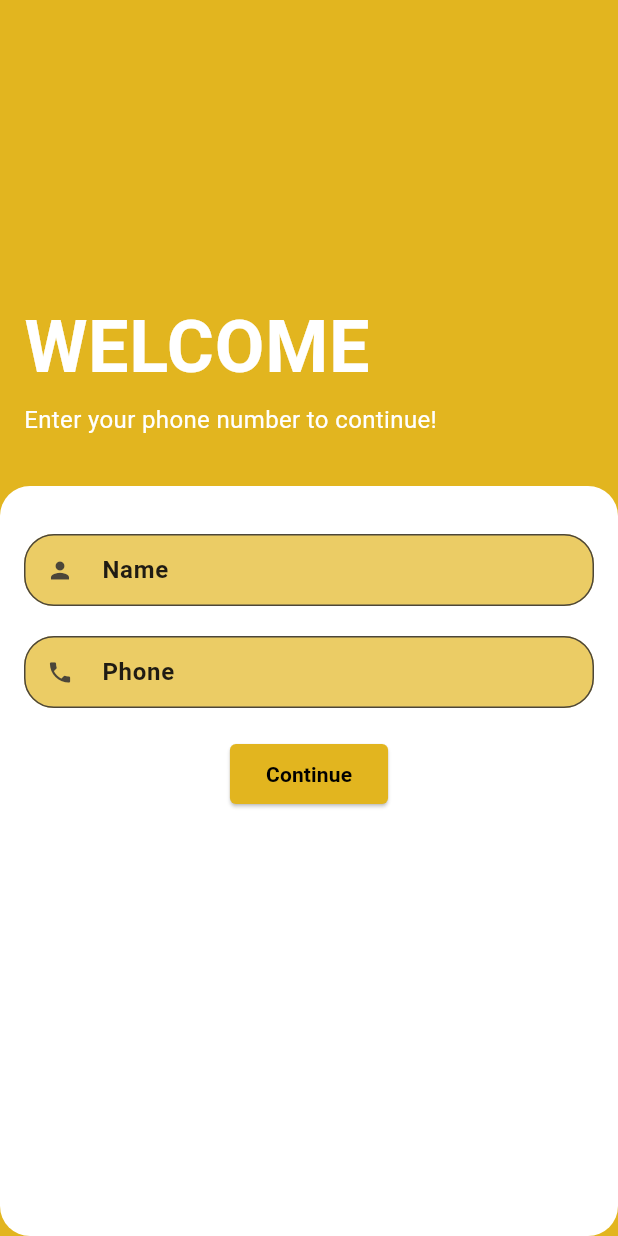
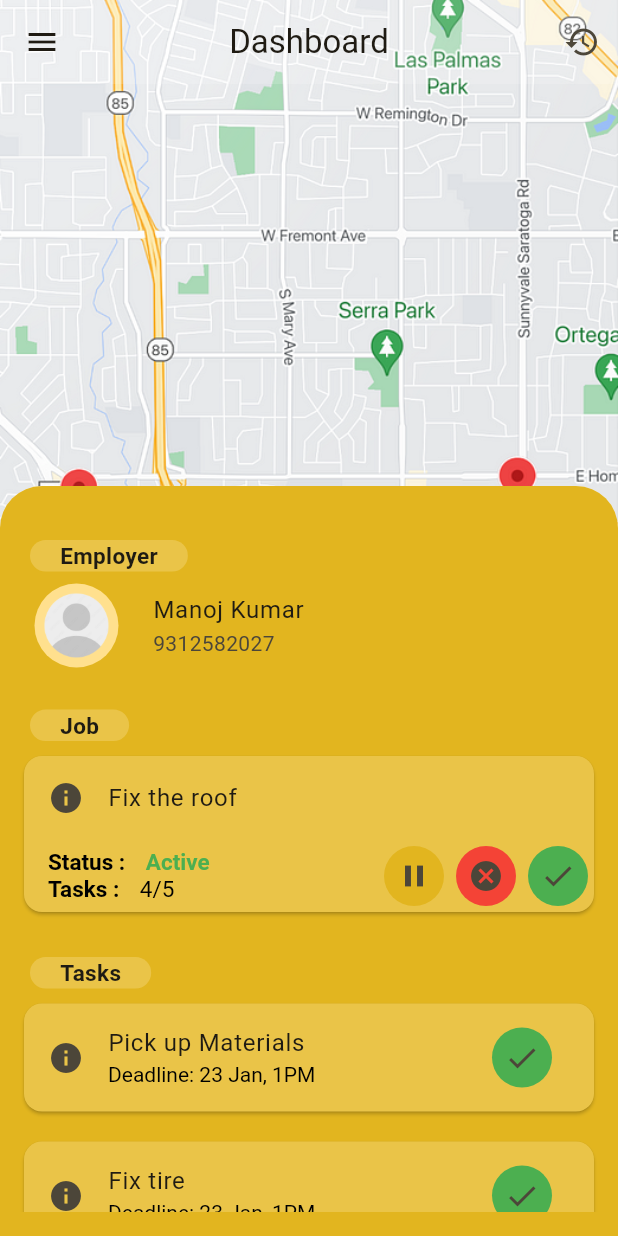
Before and after one commit to Ahmedazim7804/SyncNexus-Frontend, a Flutter app: the screen it shows after launch, on a phone screen of 412 x 824 dp. Run offline on Flutter 3.47's test engine with Material 3 defaults, Android fonts, the phone set to English and light mode, and no system bars; our stand-ins replace bloc, equatable, flutter_bloc, go_router.

Commit message:
added worker screen and bloc

```diff
--- /dev/null
+++ b/lib/bloc/cubit/job_cubit.dart
@@ -0,0 +1,34 @@
+import 'package:bloc/bloc.dart';
+import 'package:worker_app/models/job_model.dart';
+import 'package:worker_app/models/worker_task_model.dart';
+
+part 'job_state.dart';
+
+class JobCubit extends Cubit<JobState> {
+  JobCubit() : super(JobLoading());
+  Job job = Job(title: "Fix the roof", deadline: "Today");
+  bool isJobActive = false;
+
+  void getData() {
+    isJobActive = true;
+    emit(JobLoaded(job: job));
+  }
+
+  void toggleJob() {
+    isJobActive = !isJobActive;
+    if (isJobActive) {
+      emit(JobLoaded(job: job));
+    } else {
+      emit(JobPaused(job: job));
+    }
+  }
+
+  void finishedATask(WorkerTask task) {
+    job.tasks.remove(task);
+    if (job.tasks.isNotEmpty) {
+      emit(JobLoaded(job: job));
+    } else {
+      emit(JobCompleted(job: job));
+    }
+  }
+}
--- /dev/null
+++ b/lib/bloc/cubit/job_state.dart
@@ -0,0 +1,32 @@
+part of 'job_cubit.dart';
+
+enum JobStatus {
+  active("Active"),
+  paused("Paused"),
+  completed("Completed");
+
+  const JobStatus(this.value);
+  final String value;
+}
+
+abstract class JobState {}
+
+final class JobLoading extends JobState {}
+
+final class JobPaused extends JobState {
+  JobPaused({required this.job});
+  final JobStatus jobStatus = JobStatus.paused;
+  final Job job;
+}
+
+final class JobLoaded extends JobState {
+  JobLoaded({required this.job});
+  final JobStatus jobStatus = JobStatus.active;
+  final Job job;
+}
+
+final class JobCompleted extends JobState {
+  JobCompleted({required this.job});
+  final JobStatus jobStatus = JobStatus.completed;
+  final Job job;
+}
--- a/lib/main.dart
+++ b/lib/main.dart
@@ -1,16 +1,15 @@
 import 'package:flutter/material.dart';
+import 'package:worker_app/bloc/cubit/job_cubit.dart';
 import 'package:worker_app/router/router.dart';
+import 'package:flutter_bloc/flutter_bloc.dart';
 
 void main() {
-  runApp(const MyApp());
-}
+  // WidgetsBinding widgetsBinding = WidgetsFlutterBinding.ensureInitialized();
 
-class MyApp extends StatelessWidget {
-  const MyApp({super.key});
-
-  @override
-  Widget build(BuildContext context) {
-    return MaterialApp.router(
+  runApp(
+    BlocProvider(
+      create: (context) => JobCubit(),
+      child: MaterialApp.router(
         routeInformationParser: MyAppRouter.goRouter.routeInformationParser,
         routeInformationProvider: MyAppRouter.goRouter.routeInformationProvider,
         routerDelegate: MyAppRouter.goRouter.routerDelegate,
@@ -19,6 +18,7 @@ class MyApp extends StatelessWidget {
               seedColor: const Color.fromARGB(255, 226, 181, 31)),
           useMaterial3: true,
         ),
+      ),
+    ),
   );
 }
-}
--- /dev/null
+++ b/lib/models/job_model.dart
@@ -0,0 +1,14 @@
+import 'package:worker_app/models/worker_task_model.dart';
+
+class Job {
+  Job({required this.title, required this.deadline});
+  final String title;
+  final String deadline;
+  int totalTasks = 5;
+  int completedTasks = 4;
+
+  List<WorkerTask> tasks = [
+    WorkerTask(task: "Pick up Materials", deadline: "23 Jan, 1PM"),
+    WorkerTask(task: "Fix tire", deadline: "24 Jan, 1PM"),
+  ];
+}
--- /dev/null
+++ b/lib/models/worker_task_model.dart
@@ -0,0 +1,18 @@
+import 'package:equatable/equatable.dart';
+
+enum TaskStatus {
+  pending,
+  completed,
+}
+
+class WorkerTask extends Equatable {
+  WorkerTask({required this.task, required this.deadline});
+
+  final String task;
+  final String deadline;
+  TaskStatus taskStatus = TaskStatus.pending;
+
+  @override
+  // TODO: implement props
+  List<Object> get props => [task, deadline];
+}
--- a/lib/router/router.dart
+++ b/lib/router/router.dart
@@ -1,24 +1,30 @@
 import 'package:flutter/material.dart';
 import 'package:go_router/go_router.dart';
-import 'package:worker_app/screens/otp_screen.dart';
-import 'package:worker_app/screens/signup_screen.dart';
+import 'package:worker_app/ui/screens/authentication/otp_screen.dart';
+import 'package:worker_app/ui/screens/authentication/signup_screen.dart';
+import 'package:worker_app/ui/screens/authentication/worker_screen/worker_home.dart';
 
 final _rootNavigatorKey = GlobalKey<NavigatorState>();
 
 class MyAppRouter {
   static GoRouter goRouter = GoRouter(
       navigatorKey: _rootNavigatorKey,
-      initialLocation: '/screens/signup/signup',
+      initialLocation: '/screens/worker/homescreen',
       routes: [
         GoRoute(
-          path: '/screens/signup/signup',
+          path: '/screens/authentication/signup',
           pageBuilder: (context, state) =>
               const MaterialPage(child: SignUpScreen()),
         ),
         GoRoute(
-          path: '/screens/signup/otp',
+          path: '/screens/authentication/otp',
           pageBuilder: (context, state) =>
               const MaterialPage(child: OtpScreen()),
-        )
+        ),
+        GoRoute(
+          path: '/screens/worker/homescreen',
+          pageBuilder: (context, state) =>
+              const MaterialPage(child: WorkerHomeScreen()),
+        ),
       ]);
 }
--- a/lib/screens/otp_screen.dart
+++ b/lib/ui/screens/authentication/otp_screen.dart
@@ -10,10 +10,10 @@ class OtpScreen extends StatefulWidget {
 
 class _OtpScreenState extends State<OtpScreen> {
   int otpIndextAt = 0;
-  final List<String?> inputOtpList = ['', '', '', ''];
+  final List<String?> inputOtpList = ['', '', '', '', '', ''];
 
   void inputOtp(String input) {
-    if (otpIndextAt > 3) {
+    if (otpIndextAt > 5) {
       return;
     }
     setState(() {
@@ -80,8 +80,8 @@ class _OtpScreenState extends State<OtpScreen> {
                 decoration: const BoxDecoration(
                     color: Colors.white,
                     borderRadius: BorderRadius.all(Radius.circular(8))),
-                height: 45,
-                width: 45,
+                height: 40,
+                width: 40,
                 child: Text(
                   inputOtpList[0] ?? '',
                   style: const TextStyle(
@@ -94,8 +94,8 @@ class _OtpScreenState extends State<OtpScreen> {
                 decoration: const BoxDecoration(
                     color: Colors.white,
                     borderRadius: BorderRadius.all(Radius.circular(8))),
-                height: 45,
-                width: 45,
+                height: 40,
+                width: 40,
                 child: Text(
                   inputOtpList[1] ?? '',
                   style: const TextStyle(
@@ -108,8 +108,8 @@ class _OtpScreenState extends State<OtpScreen> {
                 decoration: const BoxDecoration(
                     color: Colors.white,
                     borderRadius: BorderRadius.all(Radius.circular(8))),
-                height: 45,
-                width: 45,
+                height: 40,
+                width: 40,
                 child: Text(
                   inputOtpList[2] ?? '',
                   style: const TextStyle(
@@ -122,10 +122,38 @@ class _OtpScreenState extends State<OtpScreen> {
                 decoration: const BoxDecoration(
                     color: Colors.white,
                     borderRadius: BorderRadius.all(Radius.circular(8))),
-                height: 45,
-                width: 45,
+                height: 40,
+                width: 40,
                 child: Text(
                   inputOtpList[3] ?? '',
+                  style: const TextStyle(
+                      fontSize: 28, fontWeight: FontWeight.bold),
+                ),
+              ),
+              Container(
+                margin: const EdgeInsets.symmetric(horizontal: 8),
+                alignment: Alignment.center,
+                decoration: const BoxDecoration(
+                    color: Colors.white,
+                    borderRadius: BorderRadius.all(Radius.circular(8))),
+                height: 40,
+                width: 40,
+                child: Text(
+                  inputOtpList[4] ?? '',
+                  style: const TextStyle(
+                      fontSize: 28, fontWeight: FontWeight.bold),
+                ),
+              ),
+              Container(
+                margin: const EdgeInsets.symmetric(horizontal: 8),
+                alignment: Alignment.center,
+                decoration: const BoxDecoration(
+                    color: Colors.white,
+                    borderRadius: BorderRadius.all(Radius.circular(8))),
+                height: 40,
+                width: 40,
+                child: Text(
+                  inputOtpList[5] ?? '',
                   style: const TextStyle(
                       fontSize: 28, fontWeight: FontWeight.bold),
                 ),
--- a/lib/screens/signup_screen.dart
+++ b/lib/ui/screens/authentication/signup_screen.dart
@@ -52,7 +52,8 @@ class _SignUpScreenState extends State<SignUpScreen> {
         phoneInvalid = false;
       });
 
-      context.push('/screens/signup/otp');
+      FocusManager.instance.primaryFocus?.unfocus();
+      context.push('/screens/authentication/otp');
     }
   }
 
--- /dev/null
+++ b/lib/ui/screens/authentication/worker_screen/worker_home.dart
@@ -0,0 +1,150 @@
+import 'package:flutter/material.dart';
+import 'package:worker_app/bloc/cubit/job_cubit.dart';
+import 'package:worker_app/models/job_model.dart';
+import 'package:worker_app/models/worker_task_model.dart';
+import 'package:worker_app/ui/widgets/workers/heading_text_widget.dart';
+import 'package:worker_app/ui/widgets/workers/job_card.dart';
+import 'package:worker_app/ui/widgets/workers/task_widget.dart';
+import 'package:flutter_bloc/flutter_bloc.dart';
+
+class WorkerHomeScreen extends StatefulWidget {
+  const WorkerHomeScreen({super.key});
+
+  @override
+  State<WorkerHomeScreen> createState() => _WorkerHomeScreenState();
+}
+
+class _WorkerHomeScreenState extends State<WorkerHomeScreen> {
+  @override
+  Widget build(BuildContext context) {
+    return Scaffold(
+      appBar: AppBar(
+        backgroundColor: Colors.white.withAlpha(40),
+        leading: IconButton(
+            onPressed: () {},
+            icon: const Icon(
+              Icons.menu,
+            )),
+        title: const Text("Dashboard"),
+        centerTitle: true,
+        actions: [
+          IconButton(onPressed: () {}, icon: const Icon(Icons.history))
+        ],
+      ),
+      extendBodyBehindAppBar: true,
+      bottomSheet: const MyBottomSheet(),
+      body: Center(
+        child: Column(
+          children: [
+            Image.asset('assets/images/map.png')
+
+            // First Draft
+            // Stack(
+            //   children: [
+            //     Container(
+            //       width: MediaQuery.sizeOf(context).width,
+            //       height: 125,
+            //       color: const Color.fromARGB(255, 226, 181, 31),
+            //     ),
+            //     const Positioned(
+            //         child: Text(
+            //       "Current Employer",
+            //       style: TextStyle(fontSize: 25, fontWeight: FontWeight.bold),
+            //     ))
+            //   ],
+            // ),
+
+            // Second Draft
+            // Center(
+            //   child: Column(
+            //     children: [JobCardWidget()],
+            //   ),
+            // ),
+          ],
+        ),
+      ),
+    );
+  }
+}
+
+class MyBottomSheet extends StatefulWidget {
+  const MyBottomSheet({super.key});
+
+  @override
+  State<MyBottomSheet> createState() => _MyBottomSheetState();
+}
+
+class _MyBottomSheetState extends State<MyBottomSheet> {
+  @override
+  void initState() {
+    BlocProvider.of<JobCubit>(context).getData();
+    // TODO: implement initState
+    super.initState();
+  }
+
+  @override
+  Widget build(BuildContext context) {
+    return BottomSheet(
+      onClosing: () {},
+      backgroundColor: const Color.fromARGB(255, 226, 181, 31),
+      builder: (context) {
+        return Container(
+          height: 500,
+          width: MediaQuery.sizeOf(context).width,
+          padding: const EdgeInsets.symmetric(vertical: 16),
+          child: BlocConsumer<JobCubit, JobState>(
+            listener: (context, state) {
+              // TODO: implement listener
+            },
+            builder: (context, state) {
+              if (state is JobLoading) {
+                return const Center(child: CircularProgressIndicator());
+              } else {
+                Job job = (state as dynamic).job;
+                JobStatus jobStatus = (state as dynamic).jobStatus;
+                List<WorkerTask> tasks = job.tasks;
+
+                return SingleChildScrollView(
+                  child: Column(
+                    mainAxisSize: MainAxisSize.max,
+                    crossAxisAlignment: CrossAxisAlignment.start,
+                    children: [
+                      const HeadingText(text: 'Employer'),
+                      ListTile(
+                        titleAlignment: ListTileTitleAlignment.center,
+                        leading: CircleAvatar(
+                          radius: 35,
+                          child: Image.asset('assets/images/default_user.png'),
+                        ),
+                        title: const Text("Manoj Kumar"),
+                        subtitle: const Text("9312582027"),
+                      ),
+                      const HeadingText(text: 'Job'),
+                      JobCardWidget(
+                        job: job,
+                        jobStatus: jobStatus,
+                      ),
+                      const HeadingText(text: 'Tasks'),
+                      ListView.builder(
+                          shrinkWrap: true,
+                          physics: const NeverScrollableScrollPhysics(),
+                          itemCount: tasks.length,
+                          itemBuilder: (context, index) {
+                            String task = tasks[index].task;
+                            String deadline = tasks[index].deadline;
+
+                            return TaskWidget(
+                                task:
+                                    WorkerTask(task: task, deadline: deadline));
+                          })
+                    ],
+                  ),
+                );
+              }
+            },
+          ),
+        );
+      },
+    );
+  }
+}
--- /dev/null
+++ b/lib/ui/widgets/workers/heading_text_widget.dart
@@ -0,0 +1,23 @@
+import 'package:flutter/material.dart';
+
+class HeadingText extends StatelessWidget {
+  const HeadingText({super.key, required this.text});
+
+  final String text;
+
+  @override
+  Widget build(BuildContext context) {
+    return Container(
+      // width: 125,
+      margin: const EdgeInsets.only(top: 20, left: 20, right: 20),
+      padding: const EdgeInsets.symmetric(horizontal: 20),
+      decoration: const BoxDecoration(
+          color: Color.fromARGB(255, 234, 196, 72),
+          borderRadius: BorderRadius.all(Radius.circular(20))),
+      child: Text(
+        text,
+        style: const TextStyle(fontSize: 15, fontWeight: FontWeight.bold),
+      ),
+    );
+  }
+}
--- /dev/null
+++ b/lib/ui/widgets/workers/job_card.dart
@@ -0,0 +1,116 @@
+import 'package:flutter/material.dart';
+import 'package:flutter_bloc/flutter_bloc.dart';
+import 'package:worker_app/bloc/cubit/job_cubit.dart';
+import 'package:worker_app/models/job_model.dart';
+
+class JobCardWidget extends StatelessWidget {
+  const JobCardWidget({super.key, required this.job, required this.jobStatus});
+
+  final Job job;
+  final JobStatus jobStatus;
+
+  @override
+  Widget build(BuildContext context) {
+    void toggleJob() {
+      BlocProvider.of<JobCubit>(context).toggleJob();
+    }
+
+    return BlocBuilder<JobCubit, JobState>(
+      builder: (context, state) {
+        if (state is JobLoading) {
+          return const Center(child: CircularProgressIndicator());
+        } else {
+          Job job = (state as dynamic).job;
+          JobStatus jobStatus = (state as dynamic).jobStatus;
+
+          return Card(
+              margin: const EdgeInsets.symmetric(vertical: 10, horizontal: 16),
+              color: const Color.fromARGB(255, 234, 196, 72),
+              child: Column(
+                crossAxisAlignment: CrossAxisAlignment.start,
+                children: [
+                  ListTile(
+                    contentPadding: const EdgeInsets.symmetric(horizontal: 16),
+                    leading: const Icon(Icons.info),
+                    title: Text(job.title),
+                  ),
+                  Row(
+                    children: [
+                      Column(
+                        crossAxisAlignment: CrossAxisAlignment.start,
+                        children: [
+                          Padding(
+                            padding: const EdgeInsets.symmetric(horizontal: 16),
+                            child: RichText(
+                                text: TextSpan(
+                                    style: const TextStyle(
+                                        color: Colors.black,
+                                        fontSize: 15,
+                                        fontWeight: FontWeight.bold),
+                                    text: "Status : ",
+                                    children: [
+                                  const WidgetSpan(
+                                      child: SizedBox(
+                                    width: 10,
+                                  )),
+                                  TextSpan(
+                                      text: jobStatus.value,
+                                      style: TextStyle(
+                                          color: jobStatus == JobStatus.active
+                                              ? Colors.green
+                                              : Colors.red))
+                                ])),
+                          ),
+                          Padding(
+                            padding: const EdgeInsets.symmetric(horizontal: 16),
+                            child: RichText(
+                                text: const TextSpan(
+                                    style: TextStyle(
+                                        color: Colors.black,
+                                        fontSize: 15,
+                                        fontWeight: FontWeight.bold),
+                                    text: "Tasks : ",
+                                    children: [
+                                  WidgetSpan(
+                                      child: SizedBox(
+                                    width: 10,
+                                  )),
+                                  TextSpan(
+                                      text: "4/5",
+                                      style: TextStyle(
+                                          fontWeight: FontWeight.normal))
+                                ])),
+                          )
+                        ],
+                      ),
+                      const Spacer(),
+                      IconButton(
+                          style: ElevatedButton.styleFrom(
+                              backgroundColor:
+                                  const Color.fromARGB(255, 226, 181, 31),
+                              shape: const CircleBorder()),
+                          onPressed: toggleJob,
+                          icon: Icon(jobStatus.value == "Active"
+                              ? Icons.pause
+                              : Icons.play_circle)),
+                      IconButton(
+                          style: ElevatedButton.styleFrom(
+                              backgroundColor: Colors.red,
+                              shape: const CircleBorder()),
+                          onPressed: () {},
+                          icon: const Icon(Icons.cancel)),
+                      IconButton(
+                          style: ElevatedButton.styleFrom(
+                              backgroundColor: Colors.green,
+                              shape: const CircleBorder()),
+                          onPressed: () {},
+                          icon: const Icon(Icons.check)),
+                    ],
+                  )
+                ],
+              ));
+        }
+      },
+    );
+  }
+}
--- /dev/null
+++ b/lib/ui/widgets/workers/task_widget.dart
@@ -0,0 +1,46 @@
+import 'package:flutter/material.dart';
+import 'package:worker_app/bloc/cubit/job_cubit.dart';
+import 'package:worker_app/models/worker_task_model.dart';
+import 'package:provider/provider.dart';
+import 'package:flutter_bloc/flutter_bloc.dart';
+
+class TaskWidget extends StatelessWidget {
+  const TaskWidget({super.key, required this.task});
+
+  final WorkerTask task;
+
+  @override
+  Widget build(BuildContext context) {
+    void onPressed() {
+      context.read<JobCubit>().finishedATask(task);
+    }
+
+    final bool jobActive = context.read<JobCubit>().isJobActive;
+
+    return Card(
+        margin: const EdgeInsets.symmetric(vertical: 10, horizontal: 16),
+        color: const Color.fromARGB(255, 234, 196, 72),
+        child: Column(crossAxisAlignment: CrossAxisAlignment.start, children: [
+          ListTile(
+            leading: const Icon(Icons.info),
+            title: Text(task.task),
+            subtitle: RichText(
+              text: const TextSpan(
+                  text: "Deadline: ",
+                  style: TextStyle(color: Colors.black, fontSize: 14),
+                  children: [
+                    TextSpan(
+                      text: "23 Jan, 1PM",
+                    )
+                  ]),
+            ),
+            trailing: IconButton(
+                style: ElevatedButton.styleFrom(
+                    backgroundColor: jobActive ? Colors.green : Colors.grey,
+                    shape: const CircleBorder()),
+                onPressed: onPressed,
+                icon: const Icon(Icons.check)),
+          )
+        ]));
+  }
+}
--- a/pubspec.yaml
+++ b/pubspec.yaml
@@ -47,6 +47,8 @@ dev_dependencies:
   # rules and activating additional ones.
   flutter_lints: ^2.0.0
   go_router: ^13.1.0
+  flutter_bloc:
+  equatable:
 
 # For information on the generic Dart part of this file, see the
 # following page: https://dart.dev/tools/pub/pubspec
```
Also changed, not shown: assets/images/default_user.png (added), assets/images/map.png (added), pubspec.lock. Lines whose indentation alone changed are shown as unchanged.
